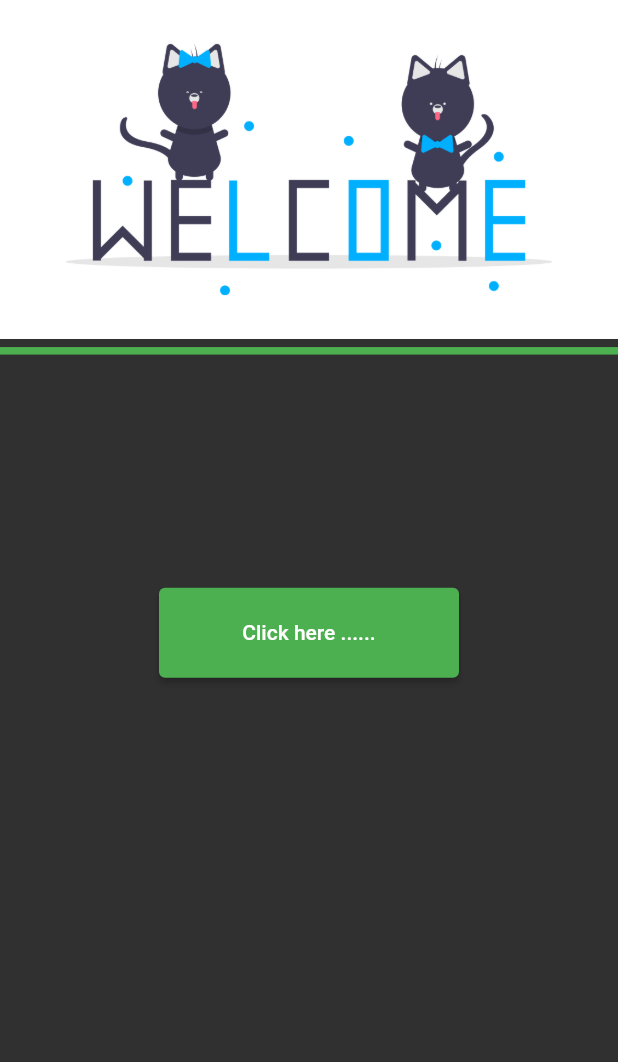
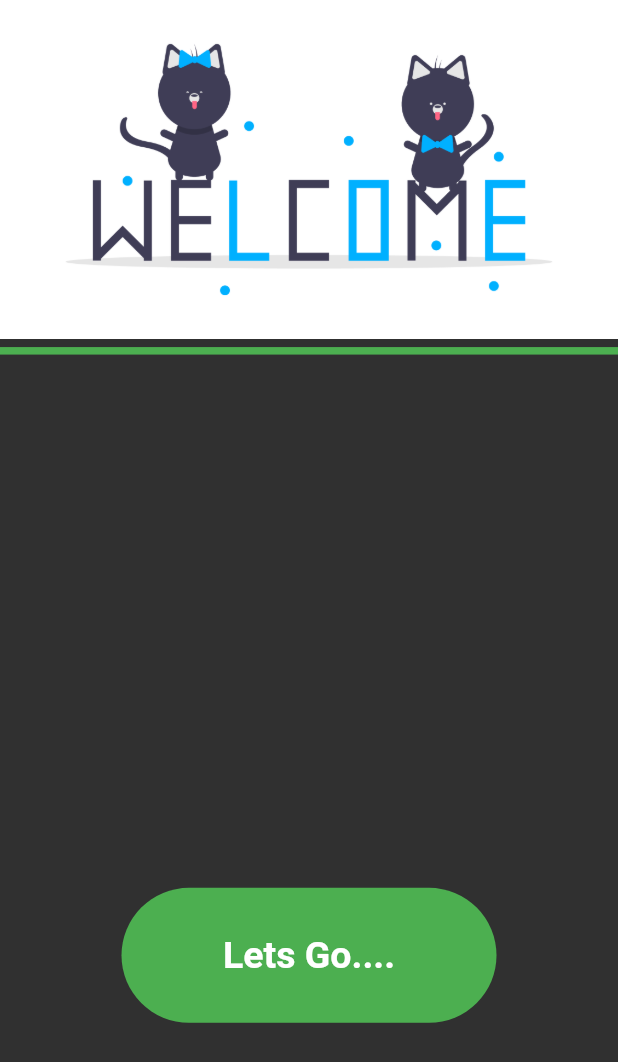
Before and after one commit to gaurav977bro/FlutterCatalogApp, a Flutter app: the start screen opened by its route, on a phone screen of 412 x 824 dp. Shown: the top 1062 px of the screen. Run offline on Flutter 3.47's test engine with Material 2 defaults, Android fonts, the phone set to English and light mode, and no system bars.

Commit message:
created animated container for start page

```diff
--- a/myapp/lib/screens/StartPage.dart
+++ b/myapp/lib/screens/StartPage.dart
@@ -5,26 +5,59 @@ void main() {
   runApp(start());
 }
 
-class start extends StatelessWidget {
+class start extends StatefulWidget {
   const start({Key? key}) : super(key: key);
 
   @override
+  _startState createState() => _startState();
+}
+
+class _startState extends State<start> {
+  bool buttonChange = false;
+  @override
   Widget build(BuildContext context) {
     return Material(
-      child: SingleChildScrollView(
-          child: Column(children: [
+        child: SingleChildScrollView(
+            child: Column(
+      children: [
         Image.asset("assets/images/welcome.png"),
         Divider(color: Colors.green, thickness: 5),
-        SizedBox(height: 150),
-        ElevatedButton(
-            child: Text("Click here ......",
-                style: TextStyle(color: Colors.white)),
-            onPressed: () {
+        SizedBox(height: 350),
+        InkWell(
+            child: AnimatedContainer(
+              duration: Duration(seconds: 1),
+              height: 90,
+              width: buttonChange ? 90 : 250,
+              child: Center(
+                child: Text("Lets Go....",
+                    style: TextStyle(
+                      fontSize: 25,
+                      fontWeight: FontWeight.bold,
+                    )),
+              ),
+              decoration: BoxDecoration(
+                borderRadius: BorderRadius.circular(50.0),
+                color: Colors.green,
+              ),
+            ),
+            onTap: () {
+              setState(() {
+                buttonChange = true;
+              });
+
               Navigator.push(
                   context, MaterialPageRoute(builder: (context) => login()));
-            },
-            style: ElevatedButton.styleFrom(minimumSize: Size(200.0, 60.0)))
-      ])),
-    );
+            })
+      ],
+    ))
+        // ElevatedButton(
+        //     child: Text("Click here ......",
+        //         style: TextStyle(color: Colors.white,fontSize: 20)),
+        //     onPressed: () {
+        //       Navigator.push(
+        //           context, MaterialPageRoute(builder: (context) => login()));
+        //     },
+        //     style: ElevatedButton.styleFrom(minimumSize: Size(200.0, 60.0)),)
+        );
   }
 }
```
